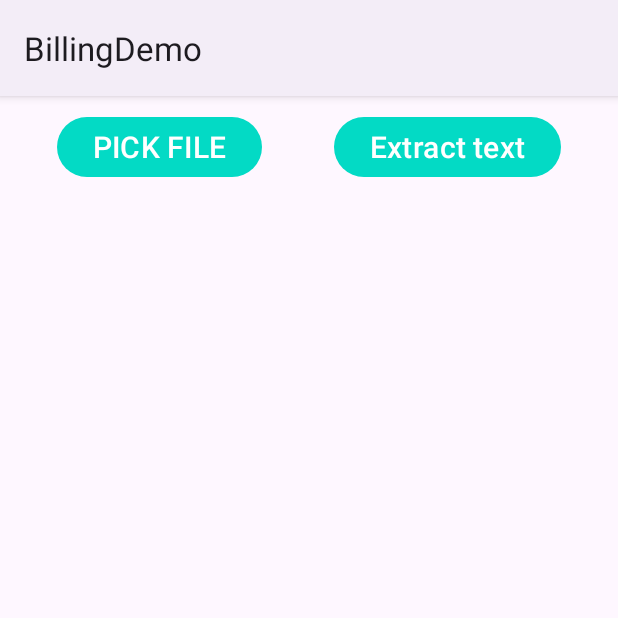
After one commit to shravyasrinivas/BillingAppDemo, an Android app: the Pickfile screen opened directly, with no data from a screen before it, on a phone screen of 412 x 824 dp, the top half of it. The commit adds this screen. Run offline under Robolectric (Android 15) with nearby library versions, the phone set to English and light mode, and no system bars.

Commit message:
extracttext_11/05

```diff
--- /dev/null
+++ b/app/src/main/java/com/example/BillingDemo/Pickfile.java
@@ -0,0 +1,56 @@
+package com.example.BillingDemo;
+
+import android.content.Intent;
+import android.net.Uri;
+import android.os.Bundle;
+import android.view.View;
+import android.widget.Button;
+import android.widget.ImageView;
+import androidx.activity.result.ActivityResultCallback;
+import androidx.activity.result.ActivityResultLauncher;
+import androidx.activity.result.contract.ActivityResultContracts;
+import androidx.appcompat.app.AppCompatActivity;
+
+public class Pickfile extends AppCompatActivity {
+
+    ImageView imageview1;
+    String uriString = "";
+
+    @Override
+    protected void onCreate(Bundle savedInstanceState) {
+        super.onCreate(savedInstanceState);
+        setContentView(R.layout.activity_pickfile);
+
+        Button button1 = findViewById(R.id.button1);
+        Button button2 = findViewById(R.id.button2);
+        imageview1 = (ImageView) findViewById(R.id.imageView);
+
+        button1.setOnClickListener(new View.OnClickListener() {
+            @Override
+            public void onClick(View v) {
+                mGetContent.launch("image/*");
+            }
+        });
+
+        button2.setOnClickListener(new View.OnClickListener() {
+            @Override
+            public void onClick(View v) {
+                Intent intent = new Intent(Pickfile.this, ResultActivity.class);
+                intent.putExtra("uri", uriString);
+                startActivity(intent);
+            }
+        });
+
+    }
+
+    ActivityResultLauncher<String> mGetContent = registerForActivityResult(
+            new ActivityResultContracts.GetContent(),
+            new ActivityResultCallback<Uri>() {
+                @Override
+                public void onActivityResult(Uri uri) {
+                    imageview1.setImageURI(uri);
+                    uriString = uri.toString();
+                }
+            });
+
+}
--- /dev/null
+++ b/app/src/main/res/layout/activity_pickfile.xml
@@ -0,0 +1,44 @@
+<?xml version="1.0" encoding="utf-8"?>
+<androidx.constraintlayout.widget.ConstraintLayout xmlns:android="http://schemas.android.com/apk/res/android"
+    xmlns:app="http://schemas.android.com/apk/res-auto"
+    xmlns:tools="http://schemas.android.com/tools"
+    android:layout_width="match_parent"
+    android:layout_height="match_parent"
+    tools:context=".Pickfile">
+
+    <Button
+        android:id="@+id/button1"
+        android:layout_width="wrap_content"
+        android:layout_height="wrap_content"
+        android:layout_margin="10dp"
+
+        android:text="PICK FILE"
+        app:backgroundTint="@color/teal_200"
+        android:textSize="20sp"
+        app:layout_constraintEnd_toStartOf="@id/button2"
+        app:layout_constraintStart_toStartOf="parent"
+        app:layout_constraintTop_toTopOf="parent" />
+
+    <ImageView
+        android:id="@+id/imageView"
+        android:layout_width="match_parent"
+        android:layout_height="0dp"
+        app:layout_constraintBottom_toBottomOf="parent"
+        app:layout_constraintEnd_toEndOf="parent"
+        app:layout_constraintStart_toStartOf="parent"
+        app:layout_constraintTop_toBottomOf="@+id/button1"
+        tools:srcCompat="@tools:sample/avatars" />
+
+    <Button
+        android:id="@+id/button2"
+        android:layout_width="wrap_content"
+        android:layout_height="wrap_content"
+        android:text="Extract text"
+        app:backgroundTint="@color/teal_200"
+        android:layout_margin="10dp"
+        android:textSize="20sp"
+        app:layout_constraintStart_toEndOf="@id/button1"
+        app:layout_constraintEnd_toEndOf="parent"
+        app:layout_constraintTop_toTopOf="parent" />
+
+</androidx.constraintlayout.widget.ConstraintLayout>
--- /dev/null
+++ b/app/src/main/res/values-land/dimens.xml
@@ -0,0 +1,3 @@
+<resources>
+    <dimen name="fab_margin">48dp</dimen>
+</resources>
--- /dev/null
+++ b/app/src/main/res/values-w1240dp/dimens.xml
@@ -0,0 +1,3 @@
+<resources>
+    <dimen name="fab_margin">200dp</dimen>
+</resources>
--- /dev/null
+++ b/app/src/main/res/values-w600dp/dimens.xml
@@ -0,0 +1,3 @@
+<resources>
+    <dimen name="fab_margin">48dp</dimen>
+</resources>
--- /dev/null
+++ b/app/src/main/res/values/dimens.xml
@@ -0,0 +1,3 @@
+<resources>
+    <dimen name="fab_margin">16dp</dimen>
+</resources>
```
Also changed, not shown: app/build.gradle (+7 -0 lines), app/src/main/AndroidManifest.xml (+11 -5 lines), app/src/main/java/com/example/BillingDemo/ResultActivity.java (added, +63 -0 lines), app/src/main/java/com/example/BillingDemo/SalesPage.java (+22 -1 lines), app/src/main/res/layout/activity_sales_page.xml (+4 -5 lines), app/src/main/res/layout/result.xml (added, +20 -0 lines), app/src/main/res/navigation/nav_graph.xml (added, +28 -0 lines), app/src/main/res/values/strings.xml (+9 -0 lines), app/src/main/res/values/themes.xml (+9 -0 lines), app/src/main/res/menu/menu.xml (line endings or trailing spaces).
